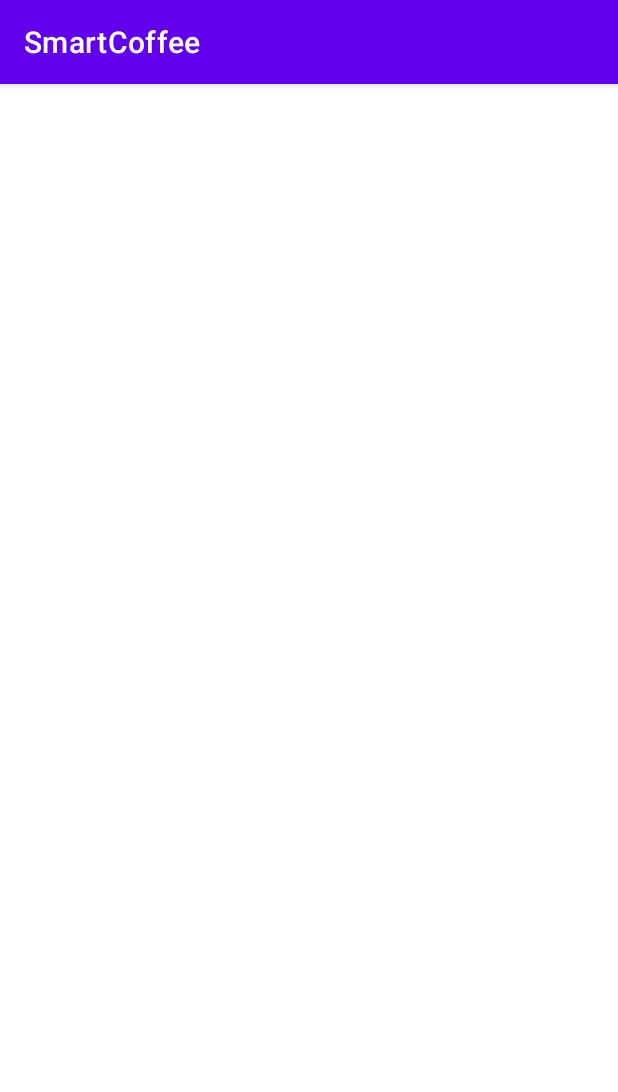
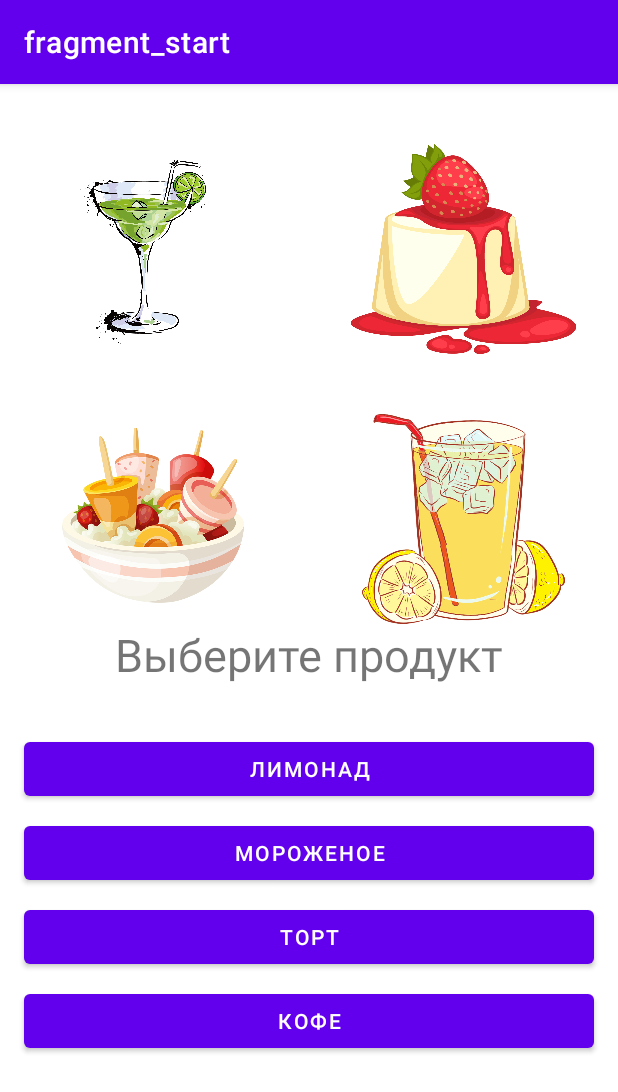
Before and after one commit to Brav9/SmartCoffee, an Android app: the screen it shows after launch (MainActivity), on a phone screen of 412 x 824 dp. Shown: the top 1092 px of the screen. Run offline under Robolectric (Android 15) with nearby library versions, the phone set to English and light mode, and no system bars; our stand-ins replace navigation-ui.

Commit message:
Добавление кнопок в fragment_start.xml.

```diff
--- a/app/build.gradle
+++ b/app/build.gradle
@@ -36,7 +36,8 @@ android {
 }
 
 dependencies {
-
+    def nav_version = "2.5.2"
+    def lifecycle_version = "2.5.1"
     implementation 'androidx.core:core-ktx:1.9.0'
     implementation 'androidx.appcompat:appcompat:1.5.1'
     implementation 'com.google.android.material:material:1.6.1'
@@ -45,4 +46,9 @@ dependencies {
     testImplementation 'junit:junit:4.13.2'
     androidTestImplementation 'androidx.test.ext:junit:1.1.3'
     androidTestImplementation 'androidx.test.espresso:espresso-core:3.4.0'
+    implementation "androidx.lifecycle:lifecycle-livedata-ktx:$lifecycle_version"
+    implementation "androidx.lifecycle:lifecycle-viewmodel-ktx:$lifecycle_version"
+    implementation "androidx.navigation:navigation-fragment-ktx:$nav_version"
+    implementation "androidx.navigation:navigation-ui-ktx:$nav_version"
+
 }
--- a/app/src/main/java/com/hfad/smartcoffee/MainActivity.kt
+++ b/app/src/main/java/com/hfad/smartcoffee/MainActivity.kt
@@ -3,8 +3,9 @@ package com.hfad.smartcoffee
 import androidx.appcompat.app.AppCompatActivity
 import android.os.Bundle
 import androidx.navigation.fragment.NavHostFragment
+import androidx.navigation.ui.setupActionBarWithNavController
 
-class MainActivity : AppCompatActivity() {
+class MainActivity : AppCompatActivity(R.layout.activity_main) {
 
     override fun onCreate(savedInstanceState: Bundle?) {
         super.onCreate(savedInstanceState)
--- a/app/src/main/java/com/hfad/smartcoffee/StartFragment.kt
+++ b/app/src/main/java/com/hfad/smartcoffee/StartFragment.kt
@@ -22,6 +22,8 @@ class StartFragment : Fragment() {
         return inflater.inflate(R.layout.fragment_start, container, false)
     }
 
+
+
     fun orderProduct() {
         findNavController().navigate(R.id.action_startFragment2_to_cakeFragment)
     }
--- a/app/src/main/res/layout/fragment_start.xml
+++ b/app/src/main/res/layout/fragment_start.xml
@@ -6,20 +6,23 @@
     android:layout_height="match_parent"
     tools:context=".StartFragment">
 
+
     <ImageView
         android:id="@+id/ivCocktail"
         android:layout_width="0dp"
-        android:layout_height="180dp"
+        android:layout_height="140dp"
         android:layout_marginTop="40dp"
         app:layout_constraintEnd_toStartOf="@+id/guideline_center"
         app:layout_constraintStart_toStartOf="parent"
         app:layout_constraintTop_toTopOf="parent"
-        app:srcCompat="@drawable/cocktail" />
+        app:srcCompat="@drawable/cocktail"
+
+        />
 
     <ImageView
         android:id="@+id/ivCake"
         android:layout_width="0dp"
-        android:layout_height="180dp"
+        android:layout_height="140dp"
         android:layout_marginTop="40dp"
         app:layout_constraintEnd_toEndOf="parent"
         app:layout_constraintStart_toStartOf="@+id/guideline_center"
@@ -29,7 +32,7 @@
     <ImageView
         android:id="@+id/ivIce"
         android:layout_width="0dp"
-        android:layout_height="180dp"
+        android:layout_height="140dp"
         android:layout_marginTop="40dp"
         app:layout_constraintEnd_toStartOf="@+id/guideline_center"
         app:layout_constraintStart_toStartOf="parent"
@@ -39,7 +42,7 @@
     <ImageView
         android:id="@+id/ivLemonade"
         android:layout_width="0dp"
-        android:layout_height="180dp"
+        android:layout_height="140dp"
         android:layout_marginTop="40dp"
         app:layout_constraintEnd_toEndOf="parent"
         app:layout_constraintStart_toStartOf="@+id/guideline_center"
@@ -52,7 +55,6 @@
         android:layout_height="wrap_content"
         android:text="@string/select"
         android:textSize="30sp"
-        app:layout_constraintBottom_toBottomOf="parent"
         app:layout_constraintEnd_toEndOf="parent"
         app:layout_constraintStart_toStartOf="parent"
         app:layout_constraintTop_toBottomOf="@+id/ivIce" />
@@ -64,4 +66,52 @@
         android:orientation="vertical"
         app:layout_constraintGuide_percent="0.5"/>
 
+    <Button
+        android:id="@+id/btnCocktail"
+        android:layout_width="0dp"
+        android:layout_height="wrap_content"
+        android:layout_marginStart="16dp"
+        android:layout_marginTop="32dp"
+        android:layout_marginEnd="16dp"
+        android:text="@string/cocktail"
+        app:layout_constraintEnd_toEndOf="parent"
+        app:layout_constraintStart_toStartOf="parent"
+        app:layout_constraintTop_toBottomOf="@+id/textView" />
+
+    <Button
+        android:id="@+id/btnIce"
+        android:layout_width="0dp"
+        android:layout_height="wrap_content"
+        android:layout_marginStart="16dp"
+        android:layout_marginTop="8dp"
+        android:layout_marginEnd="16dp"
+        android:text="@string/ice"
+        app:layout_constraintEnd_toEndOf="parent"
+        app:layout_constraintStart_toStartOf="parent"
+        app:layout_constraintTop_toBottomOf="@+id/btnCocktail" />
+
+    <Button
+        android:id="@+id/btnCake"
+        android:layout_width="0dp"
+        android:layout_height="wrap_content"
+        android:layout_marginStart="16dp"
+        android:layout_marginTop="8dp"
+        android:layout_marginEnd="16dp"
+        android:text="@string/cake"
+        app:layout_constraintEnd_toEndOf="parent"
+        app:layout_constraintStart_toStartOf="parent"
+        app:layout_constraintTop_toBottomOf="@+id/btnIce" />
+
+    <Button
+        android:id="@+id/btnCoffee"
+        android:layout_width="0dp"
+        android:layout_height="wrap_content"
+        android:layout_marginStart="16dp"
+        android:layout_marginTop="8dp"
+        android:layout_marginEnd="16dp"
+        android:text="@string/coffee"
+        app:layout_constraintEnd_toEndOf="parent"
+        app:layout_constraintStart_toStartOf="parent"
+        app:layout_constraintTop_toBottomOf="@+id/btnCake" />
+
 </androidx.constraintlayout.widget.ConstraintLayout>
--- a/app/src/main/res/values/strings.xml
+++ b/app/src/main/res/values/strings.xml
@@ -10,6 +10,10 @@
     <string name="three">3</string>
     <string name="order_cancellation">Отмена заказа</string>
     <string name="pickup_date">Дата доставки</string>
+    <string name="coffee">Кофе</string>
+    <string name="ice">Мороженое</string>
+    <string name="cocktail">Лимонад</string>
+    <string name="cake">Торт</string>
 
 
 </resources>
```
